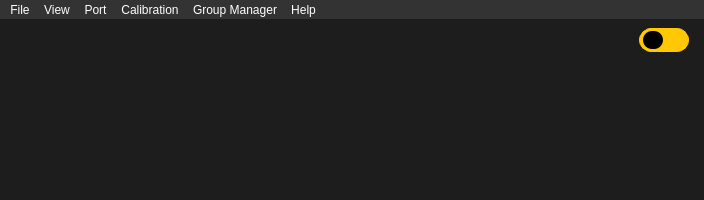
First picture: the form in multibench/mainwindow.ui, repository IlyaZh/Maiman-MCBS, before the edit.
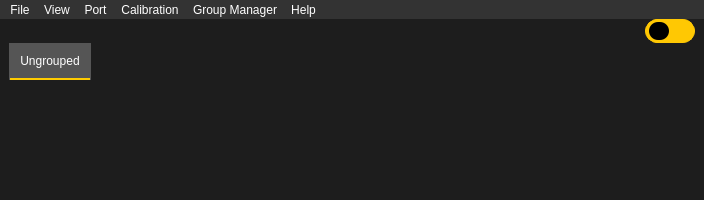
Second picture: the form after the edit.

```diff
--- a/multibench/mainwindow.ui
+++ b/multibench/mainwindow.ui
@@ -70,50 +70,15 @@
     </font>
    </property>
    <layout class="QGridLayout" name="gridLayout_2">
-    <item row="1" column="0" rowspan="2" colspan="3">
-     <widget class="QScrollArea" name="scrollArea">
-      <property name="sizePolicy">
-       <sizepolicy hsizetype="MinimumExpanding" vsizetype="Minimum">
-        <horstretch>0</horstretch>
-        <verstretch>0</verstretch>
-       </sizepolicy>
-      </property>
-      <property name="styleSheet">
-       <string notr="true"/>
-      </property>
-      <property name="locale">
-       <locale language="English" country="UnitedStates"/>
-      </property>
-      <property name="frameShape">
-       <enum>QFrame::NoFrame</enum>
-      </property>
-      <property name="verticalScrollBarPolicy">
-       <enum>Qt::ScrollBarAsNeeded</enum>
-      </property>
-      <property name="horizontalScrollBarPolicy">
-       <enum>Qt::ScrollBarAsNeeded</enum>
-      </property>
-      <property name="sizeAdjustPolicy">
-       <enum>QAbstractScrollArea::AdjustToContents</enum>
-      </property>
-      <property name="widgetResizable">
-       <bool>true</bool>
-      </property>
-      <property name="alignment">
-       <set>Qt::AlignLeading|Qt::AlignLeft|Qt::AlignVCenter</set>
-      </property>
-      <widget class="QWidget" name="scrollFieldWidget">
-       <property name="geometry">
-        <rect>
-         <x>0</x>
-         <y>0</y>
-         <width>680</width>
-         <height>110</height>
-        </rect>
-       </property>
-      </widget>
-     </widget>
-    </item>
+    <property name="topMargin">
+     <number>0</number>
+    </property>
+    <property name="bottomMargin">
+     <number>0</number>
+    </property>
+    <property name="spacing">
+     <number>0</number>
+    </property>
     <item row="0" column="0">
      <spacer name="horizontalSpacer">
       <property name="orientation">
@@ -125,20 +90,7 @@
       <property name="sizeHint" stdset="0">
        <size>
         <width>40</width>
-        <height>20</height>
-       </size>
-      </property>
-     </spacer>
-    </item>
-    <item row="2" column="3">
-     <spacer name="verticalSpacer">
-      <property name="orientation">
-       <enum>Qt::Vertical</enum>
-      </property>
-      <property name="sizeHint" stdset="0">
-       <size>
-        <width>0</width>
-        <height>40</height>
+        <height>0</height>
        </size>
       </property>
      </spacer>
@@ -203,6 +155,104 @@
       </property>
      </widget>
     </item>
+    <item row="2" column="2">
+     <spacer name="verticalSpacer">
+      <property name="orientation">
+       <enum>Qt::Vertical</enum>
+      </property>
+      <property name="sizeHint" stdset="0">
+       <size>
+        <width>0</width>
+        <height>40</height>
+       </size>
+      </property>
+     </spacer>
+    </item>
+    <item row="1" column="0" rowspan="2" colspan="2">
+     <widget class="QTabWidget" name="tabWidget">
+      <property name="styleSheet">
+       <string notr="true">QTabWidget{
+ border: 0px solid #444;
+ background: #1D1D1D; 
+}
+ 
+QTabWidget::pane {
+ border: 0px solid #444;
+ background: #1D1D1D; 
+}
+ QTabBar::tab { 
+background: #1D1D1D; 
+color: white; 
+padding: 10px; 
+ border: 1px solid #555; 
+}
+ QTabBar::tab:selected {
+ background: #555;
+ border-bottom: 2px solid  #ffcc00;
+ }
+ QTabBar::tab:hover { 
+background: #444; 
+}</string>
+      </property>
+      <property name="currentIndex">
+       <number>0</number>
+      </property>
+      <widget class="QWidget" name="tab">
+       <attribute name="title">
+        <string>Ungrouped</string>
+       </attribute>
+       <layout class="QGridLayout" name="gridLayout">
+        <property name="bottomMargin">
+         <number>9</number>
+        </property>
+        <item row="0" column="0">
+         <widget class="QScrollArea" name="scrollArea">
+          <property name="sizePolicy">
+           <sizepolicy hsizetype="MinimumExpanding" vsizetype="Minimum">
+            <horstretch>0</horstretch>
+            <verstretch>0</verstretch>
+           </sizepolicy>
+          </property>
+          <property name="styleSheet">
+           <string notr="true"/>
+          </property>
+          <property name="locale">
+           <locale language="English" country="UnitedStates"/>
+          </property>
+          <property name="frameShape">
+           <enum>QFrame::NoFrame</enum>
+          </property>
+          <property name="verticalScrollBarPolicy">
+           <enum>Qt::ScrollBarAsNeeded</enum>
+          </property>
+          <property name="horizontalScrollBarPolicy">
+           <enum>Qt::ScrollBarAsNeeded</enum>
+          </property>
+          <property name="sizeAdjustPolicy">
+           <enum>QAbstractScrollArea::AdjustToContents</enum>
+          </property>
+          <property name="widgetResizable">
+           <bool>true</bool>
+          </property>
+          <property name="alignment">
+           <set>Qt::AlignLeading|Qt::AlignLeft|Qt::AlignVCenter</set>
+          </property>
+          <widget class="QWidget" name="scrollFieldWidget">
+           <property name="geometry">
+            <rect>
+             <x>0</x>
+             <y>0</y>
+             <width>668</width>
+             <height>80</height>
+            </rect>
+           </property>
+          </widget>
+         </widget>
+        </item>
+       </layout>
+      </widget>
+     </widget>
+    </item>
    </layout>
   </widget>
   <widget class="QMenuBar" name="menubar">
```
